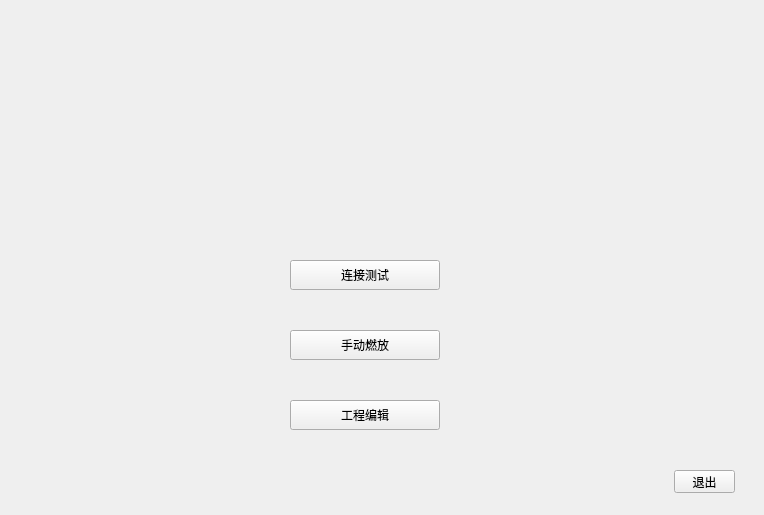
ShowingCloud/Capricorn, file UI/main.ui: the form before one commit.
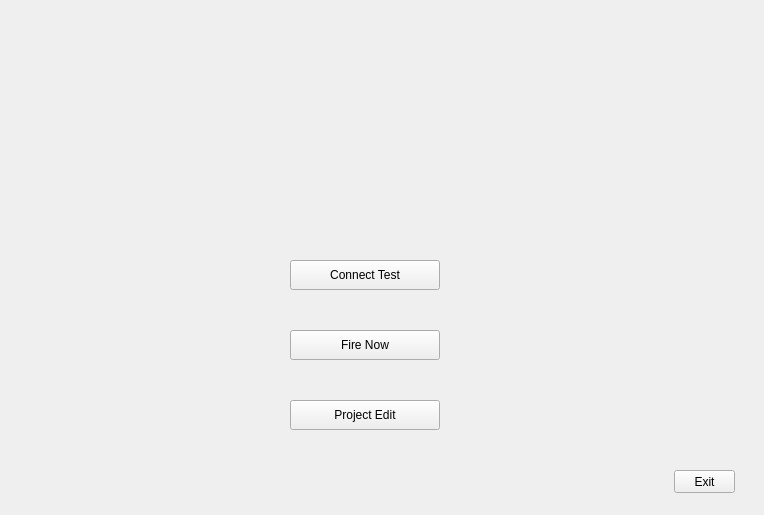
The form after the commit. Icons and pictures are not drawn.

Patch:
```diff
--- a/UI/main.ui
+++ b/UI/main.ui
@@ -45,7 +45,7 @@
     </rect>
    </property>
    <property name="text">
-    <string>连接测试</string>
+    <string>Connect Test</string>
    </property>
    <property name="flat">
     <bool>false</bool>
@@ -61,7 +61,7 @@
     </rect>
    </property>
    <property name="text">
-    <string>手动燃放</string>
+    <string>Fire Now</string>
    </property>
   </widget>
   <widget class="QPushButton" name="pushButtonProject">
@@ -74,7 +74,7 @@
     </rect>
    </property>
    <property name="text">
-    <string>工程编辑</string>
+    <string>Project Edit</string>
    </property>
   </widget>
   <widget class="QPushButton" name="pushButtonExit">
@@ -87,7 +87,7 @@
     </rect>
    </property>
    <property name="text">
-    <string>退出</string>
+    <string>Exit</string>
    </property>
   </widget>
  </widget>
```
Left out of the diff: 2 changed lines with no effect on the pictures.
